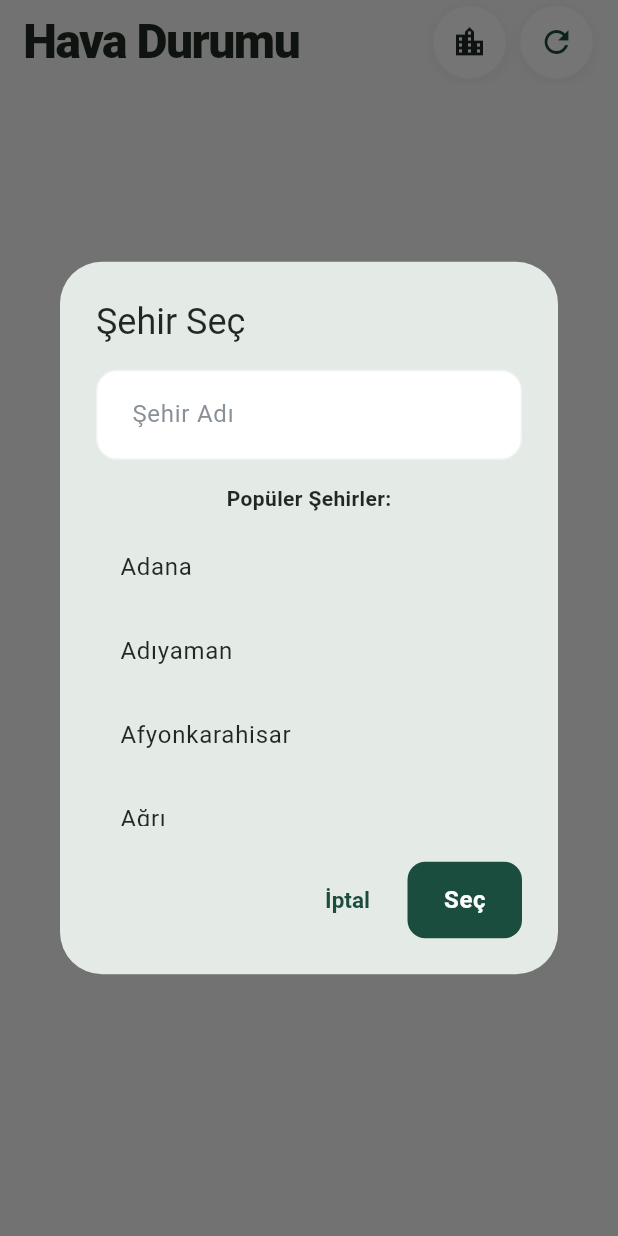
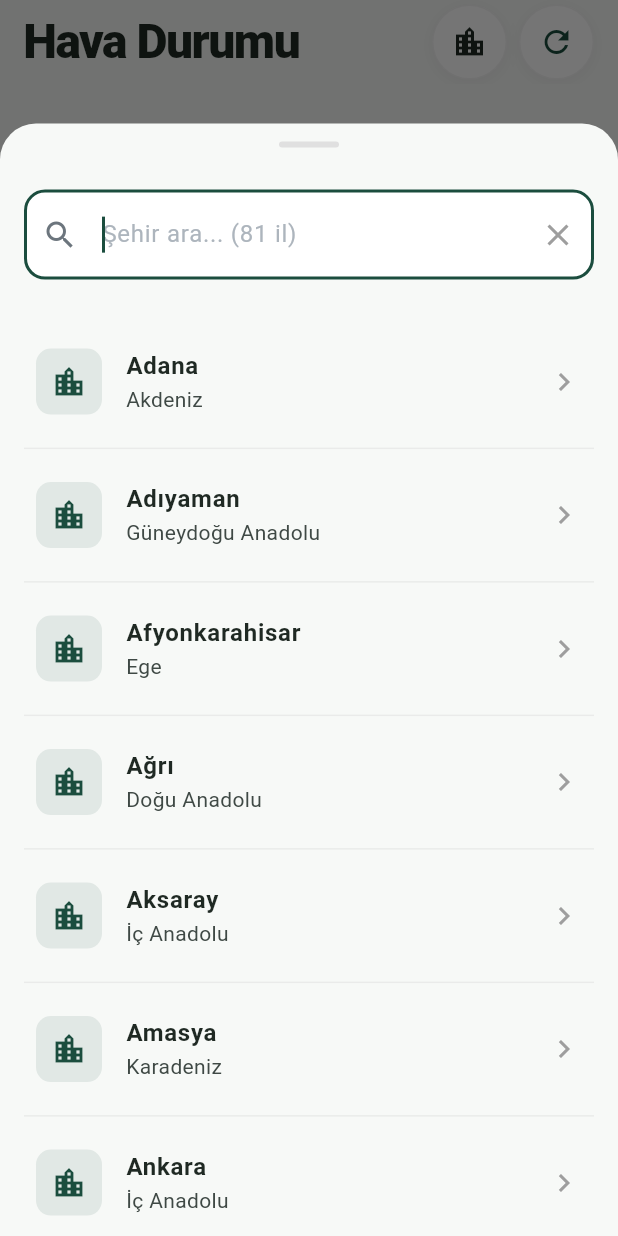
Before and after one commit to OrbayYavuz/FlexFarm, a Flutter app: the WeatherScreen screen opened directly, after a tap on the "location city" icon, on a phone screen of 412 x 824 dp. Run offline on Flutter 3.47's test engine with Material 3 defaults, Android fonts, the phone set to English and light mode, and no system bars; our stand-ins replace cached_network_image, firebase_core, firebase_messaging, flutter_dotenv, flutter_local_notifications, image_picker and 3 more; accounts and stored records are empty; network calls fail.

Commit message:
Hava durumu şehir seçimi 81 il ile sınırlandırıldı

```diff
--- a/lib/screens/weather_screen.dart
+++ b/lib/screens/weather_screen.dart
@@ -1,5 +1,6 @@
 import 'package:flutter/material.dart';
 import '../services/weather_service.dart';
+import '../models/city_data.dart';
 import '../services/user_activity_service.dart';
 import '../theme/app_theme.dart';
 
@@ -124,40 +125,133 @@ class _WeatherScreenState extends State<WeatherScreen> with TickerProviderStateM
 
   // Şehir seçimi dialogu
   void _showCitySelectionDialog() {
-    final TextEditingController cityController = TextEditingController(text: _selectedCity ?? '');
+    final TextEditingController searchController = TextEditingController();
 
-    showDialog(
+    showModalBottomSheet(
       context: context,
-      builder: (context) => AlertDialog(
-        title: const Text('Şehir Seç'),
-        content: SizedBox(
-          width: double.maxFinite,
+      isScrollControlled: true,
+      backgroundColor: Colors.transparent,
+      builder: (context) => StatefulBuilder(
+        builder: (context, setStateModal) {
+          String currentQuery = searchController.text.trim();
+
+          String normalize(String text) {
+            return text.toLowerCase()
+              .replaceAll('ğ', 'g')
+              .replaceAll('ü', 'u')
+              .replaceAll('ş', 's')
+              .replaceAll('ı', 'i')
+              .replaceAll('i', 'i')
+              .replaceAll('ö', 'o')
+              .replaceAll('ç', 'c');
+          }
+
+          List<CityData> getFilteredCities() {
+            final cities = CityData.getTurkishCities();
+            if (currentQuery.isEmpty) {
+              return cities;
+            }
+            final normalizedQuery = normalize(currentQuery);
+            return cities.where((city) {
+              return normalize(city.name).contains(normalizedQuery) ||
+                     normalize(city.region).contains(normalizedQuery);
+            }).toList();
+          }
+
+          final filteredCities = getFilteredCities();
+
+          return DraggableScrollableSheet(
+            initialChildSize: 0.9,
+            minChildSize: 0.5,
+            maxChildSize: 0.95,
+            builder: (_, controller) => Container(
+              decoration: const BoxDecoration(
+                color: AppTheme.backgroundColor,
+                borderRadius: BorderRadius.vertical(top: Radius.circular(24)),
+              ),
               child: Column(
-            mainAxisSize: MainAxisSize.min,
                 children: [
-              TextField(
-                controller: cityController,
-                decoration: const InputDecoration(
-                  labelText: 'Şehir Adı',
-                  hintText: 'Örn: İstanbul, Ankara',
-                  border: OutlineInputBorder(),
+                  Container(
+                    width: 40,
+                    height: 4,
+                    margin: const EdgeInsets.symmetric(vertical: 12),
+                    decoration: BoxDecoration(
+                      color: Colors.grey.shade300,
+                      borderRadius: BorderRadius.circular(2),
                     ),
                   ),
+                  Padding(
+                    padding: const EdgeInsets.all(16),
+                    child: TextField(
+                      controller: searchController,
+                      autofocus: true,
+                      decoration: InputDecoration(
+                        hintText: 'Şehir ara... (81 il)',
+                        prefixIcon: const Icon(Icons.search, color: AppTheme.textSecondary),
+                        suffixIcon: IconButton(
+                          icon: const Icon(Icons.clear, color: Colors.grey),
+                          onPressed: () {
+                            searchController.clear();
+                            setStateModal(() {});
+                          },
+                        ),
+                        border: OutlineInputBorder(
+                          borderRadius: BorderRadius.circular(12),
+                          borderSide: BorderSide.none,
+                        ),
+                        filled: true,
+                        fillColor: Colors.white,
+                      ),
+                      onChanged: (value) {
+                         setStateModal(() {});
+                      },
+                    ),
+                  ),
+                  Expanded(
+                    child: filteredCities.isEmpty
+                        ? Center(
+                            child: Column(
+                              mainAxisAlignment: MainAxisAlignment.center,
+                              children: [
+                                Icon(Icons.search_off, size: 64, color: Colors.grey.shade300),
                                 const SizedBox(height: 16),
-              const Text('Popüler Şehirler:', style: TextStyle(fontWeight: FontWeight.bold)),
-              const SizedBox(height: 8),
-              SizedBox(
-                height: 200,
-                width: double.maxFinite,
-                child: ListView.builder(
-                  shrinkWrap: true,
-                  itemCount: WeatherService.getPopularTurkishCities().length,
+                                Text(
+                                  'Şehir bulunamadı',
+                                  style: TextStyle(color: Colors.grey.shade600, fontSize: 16),
+                                ),
+                              ],
+                            ),
+                          )
+                        : ListView.separated(
+                            key: ValueKey('list_${currentQuery.length}'),
+                            controller: controller, // DraggableScrollableSheet controller
+                            padding: const EdgeInsets.symmetric(horizontal: 16, vertical: 8),
+                            itemCount: filteredCities.length,
+                            separatorBuilder: (context, index) => const Divider(height: 1),
                             itemBuilder: (context, index) {
-                    final city = WeatherService.getPopularTurkishCities()[index];
+                              final city = filteredCities[index];
                               return ListTile(
-                      title: Text(city),
+                                contentPadding: const EdgeInsets.symmetric(vertical: 8, horizontal: 8),
+                                leading: Container(
+                                  padding: const EdgeInsets.all(10),
+                                  decoration: BoxDecoration(
+                                    color: AppTheme.primaryColor.withValues(alpha: 0.1),
+                                    borderRadius: BorderRadius.circular(10),
+                                  ),
+                                  child: const Icon(
+                                    Icons.location_city,
+                                    color: AppTheme.primaryColor,
+                                  ),
+                                ),
+                                title: Text(
+                                  city.name,
+                                  style: const TextStyle(fontWeight: FontWeight.bold, fontSize: 16),
+                                ),
+                                subtitle: Text(city.region),
+                                trailing: const Icon(Icons.chevron_right, color: Colors.grey),
                                 onTap: () {
-                        cityController.text = city;
+                                  Navigator.pop(context);
+                                  _loadWeatherData(city.name);
                                 },
                               );
                             },
@@ -166,21 +260,8 @@ class _WeatherScreenState extends State<WeatherScreen> with TickerProviderStateM
                 ],
               ),
             ),
-        actions: [
-          TextButton(
-            onPressed: () => Navigator.of(context).pop(),
-            child: const Text('İptal'),
-          ),
-          ElevatedButton(
-            onPressed: () {
-              if (cityController.text.isNotEmpty) {
-                Navigator.of(context).pop();
-                _loadWeatherData(cityController.text.trim());
-              }
+          );
         },
-            child: const Text('Seç'),
-          ),
-        ],
       ),
     );
   }
```
Lines whose indentation alone changed are shown as unchanged.
